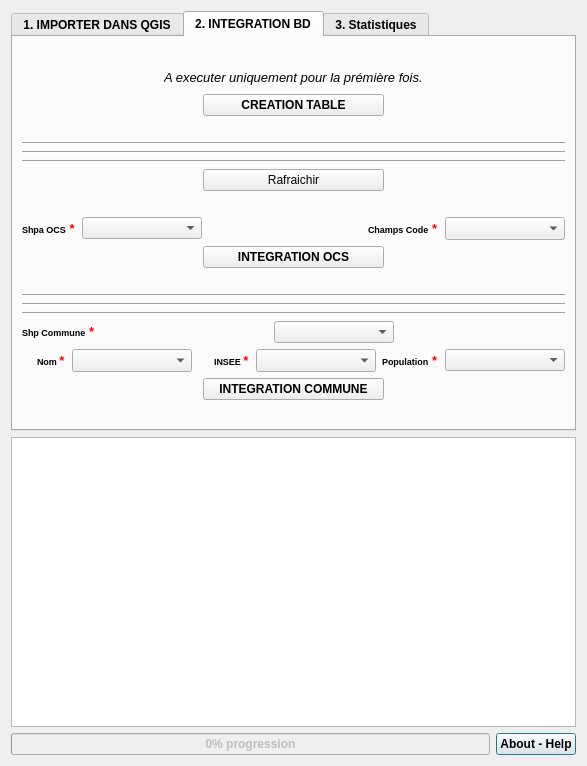
Before: the Qt Designer form interfaces/densite_dialog_base.ui in asoumarefr/Densite, drawn with Qt 5.
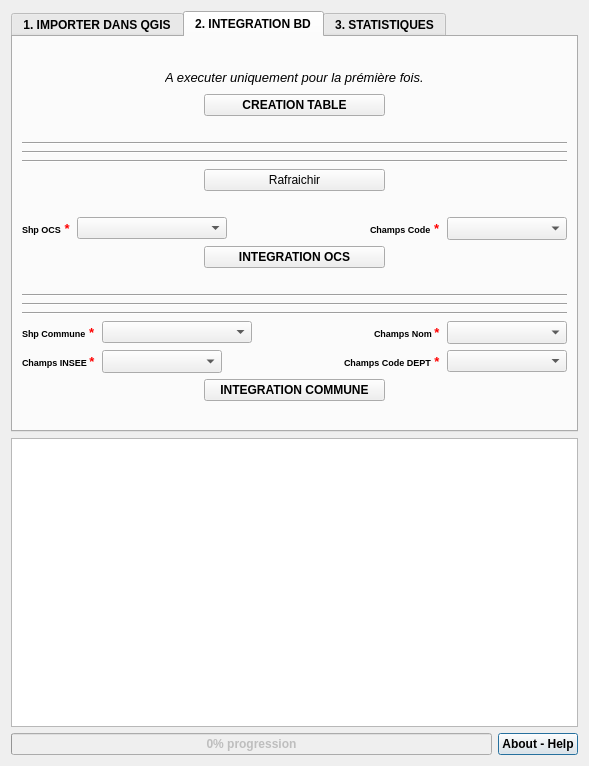
After: the same form once the commit is applied. The open tabs and pages were chosen to show the change. Icons and pictures are not drawn.

What changed in the file:
```diff
--- a/interfaces/densite_dialog_base.ui
+++ b/interfaces/densite_dialog_base.ui
@@ -9,7 +9,7 @@
    <rect>
     <x>0</x>
     <y>0</y>
-    <width>587</width>
+    <width>589</width>
     <height>766</height>
    </rect>
   </property>
@@ -411,24 +411,11 @@
              </property>
             </widget>
            </item>
-           <item>
-            <spacer name="horizontalSpacer_16">
-             <property name="orientation">
-              <enum>Qt::Horizontal</enum>
-             </property>
-             <property name="sizeHint" stdset="0">
-              <size>
-               <width>40</width>
-               <height>20</height>
-              </size>
-             </property>
-            </spacer>
-           </item>
            <item>
             <widget class="QComboBox" name="comboBox_tb_commune">
              <property name="minimumSize">
               <size>
-               <width>120</width>
+               <width>150</width>
                <height>0</height>
               </size>
              </property>
@@ -457,6 +444,55 @@
              </property>
             </spacer>
            </item>
+           <item>
+            <widget class="QLabel" name="label_Commune_6">
+             <property name="font">
+              <font>
+               <pointsize>7</pointsize>
+               <weight>75</weight>
+               <bold>true</bold>
+              </font>
+             </property>
+             <property name="text">
+              <string>&lt;html&gt;&lt;head/&gt;&lt;body&gt;&lt;p align=&quot;justify&quot;&gt;&lt;span style=&quot; font-family:'Sans Serif';&quot;&gt;Champs Nom &lt;/span&gt;&lt;span style=&quot; font-family:'Sans Serif'; font-size:10pt; color:#ff0000;&quot;&gt;*&lt;/span&gt;&lt;/p&gt;&lt;/body&gt;&lt;/html&gt;</string>
+             </property>
+            </widget>
+           </item>
+           <item>
+            <widget class="QComboBox" name="comboBoxChampsNom">
+             <property name="enabled">
+              <bool>true</bool>
+             </property>
+             <property name="minimumSize">
+              <size>
+               <width>120</width>
+               <height>0</height>
+              </size>
+             </property>
+             <property name="sizeIncrement">
+              <size>
+               <width>0</width>
+               <height>0</height>
+              </size>
+             </property>
+             <property name="baseSize">
+              <size>
+               <width>0</width>
+               <height>0</height>
+              </size>
+             </property>
+             <property name="font">
+              <font>
+               <pointsize>10</pointsize>
+               <weight>50</weight>
+               <bold>false</bold>
+              </font>
+             </property>
+             <property name="currentIndex">
+              <number>-1</number>
+             </property>
+            </widget>
+           </item>
           </layout>
          </item>
          <item row="1" column="0">
@@ -688,7 +724,7 @@
                 </font>
                </property>
                <property name="text">
-                <string>&lt;html&gt;&lt;head/&gt;&lt;body&gt;&lt;p align=&quot;justify&quot;&gt;&lt;span style=&quot; font-family:'Sans Serif';&quot;&gt;Shpa OCS&lt;/span&gt;&lt;span style=&quot; font-family:'Sans Serif'; font-size:10pt; color:#ff0000;&quot;&gt; *&lt;/span&gt;&lt;/p&gt;&lt;/body&gt;&lt;/html&gt;</string>
+                <string>&lt;html&gt;&lt;head/&gt;&lt;body&gt;&lt;p align=&quot;justify&quot;&gt;&lt;span style=&quot; font-family:'Sans Serif';&quot;&gt;Shp OCS&lt;/span&gt;&lt;span style=&quot; font-family:'Sans Serif'; font-size:10pt; color:#ff0000;&quot;&gt; *&lt;/span&gt;&lt;/p&gt;&lt;/body&gt;&lt;/html&gt;</string>
                </property>
               </widget>
              </item>
@@ -696,15 +732,23 @@
               <widget class="QComboBox" name="comboBox_tb_OCS">
                <property name="minimumSize">
                 <size>
-                 <width>120</width>
+                 <width>150</width>
                  <height>0</height>
                 </size>
                </property>
                <property name="font">
                 <font>
                  <pointsize>9</pointsize>
+                 <weight>75</weight>
+                 <bold>true</bold>
                 </font>
                </property>
+               <property name="iconSize">
+                <size>
+                 <width>16</width>
+                 <height>16</height>
+                </size>
+               </property>
                <item>
                 <property name="text">
                  <string/>
@@ -765,6 +809,8 @@
                <property name="font">
                 <font>
                  <pointsize>10</pointsize>
+                 <weight>50</weight>
+                 <bold>false</bold>
                 </font>
                </property>
                <property name="currentIndex">
@@ -842,79 +888,6 @@
          </item>
          <item row="6" column="0">
           <layout class="QHBoxLayout" name="horizontalLayout_19">
-           <item>
-            <spacer name="horizontalSpacer_43">
-             <property name="orientation">
-              <enum>Qt::Horizontal</enum>
-             </property>
-             <property name="sizeHint" stdset="0">
-              <size>
-               <width>40</width>
-               <height>20</height>
-              </size>
-             </property>
-            </spacer>
-           </item>
-           <item>
-            <widget class="QLabel" name="label_Commune_6">
-             <property name="font">
-              <font>
-               <pointsize>7</pointsize>
-               <weight>75</weight>
-               <bold>true</bold>
-              </font>
-             </property>
-             <property name="text">
-              <string>&lt;html&gt;&lt;head/&gt;&lt;body&gt;&lt;p align=&quot;justify&quot;&gt;&lt;span style=&quot; font-family:'Sans Serif';&quot;&gt;Nom &lt;/span&gt;&lt;span style=&quot; font-family:'Sans Serif'; font-size:10pt; color:#ff0000;&quot;&gt;*&lt;/span&gt;&lt;/p&gt;&lt;/body&gt;&lt;/html&gt;</string>
-             </property>
-            </widget>
-           </item>
-           <item>
-            <widget class="QComboBox" name="comboBoxChampsNom">
-             <property name="enabled">
-              <bool>true</bool>
-             </property>
-             <property name="minimumSize">
-              <size>
-               <width>120</width>
-               <height>0</height>
-              </size>
-             </property>
-             <property name="sizeIncrement">
-              <size>
-               <width>0</width>
-               <height>0</height>
-              </size>
-             </property>
-             <property name="baseSize">
-              <size>
-               <width>0</width>
-               <height>0</height>
-              </size>
-             </property>
-             <property name="font">
-              <font>
-               <pointsize>10</pointsize>
-              </font>
-             </property>
-             <property name="currentIndex">
-              <number>-1</number>
-             </property>
-            </widget>
-           </item>
-           <item>
-            <spacer name="horizontalSpacer_44">
-             <property name="orientation">
-              <enum>Qt::Horizontal</enum>
-             </property>
-             <property name="sizeHint" stdset="0">
-              <size>
-               <width>40</width>
-               <height>20</height>
-              </size>
-             </property>
-            </spacer>
-           </item>
            <item>
             <widget class="QLabel" name="label_Commune_7">
              <property name="font">
@@ -925,7 +898,7 @@
               </font>
              </property>
              <property name="text">
-              <string>&lt;html&gt;&lt;head/&gt;&lt;body&gt;&lt;p align=&quot;justify&quot;&gt;&lt;span style=&quot; font-family:'Sans Serif';&quot;&gt;INSEE &lt;/span&gt;&lt;span style=&quot; font-family:'Sans Serif'; font-size:10pt; color:#ff0000;&quot;&gt;*&lt;/span&gt;&lt;/p&gt;&lt;/body&gt;&lt;/html&gt;</string>
+              <string>&lt;html&gt;&lt;head/&gt;&lt;body&gt;&lt;p&gt;&lt;span style=&quot; font-family:'Sans Serif';&quot;&gt;Champs INSEE &lt;/span&gt;&lt;span style=&quot; font-family:'Sans Serif'; font-size:10pt; color:#ff0000;&quot;&gt;*&lt;/span&gt;&lt;/p&gt;&lt;/body&gt;&lt;/html&gt;</string>
              </property>
             </widget>
            </item>
@@ -955,6 +928,8 @@
              <property name="font">
               <font>
                <pointsize>10</pointsize>
+               <weight>50</weight>
+               <bold>false</bold>
               </font>
              </property>
              <property name="currentIndex">
@@ -962,6 +937,19 @@
              </property>
             </widget>
            </item>
+           <item>
+            <spacer name="horizontalSpacer_9">
+             <property name="orientation">
+              <enum>Qt::Horizontal</enum>
+             </property>
+             <property name="sizeHint" stdset="0">
+              <size>
+               <width>40</width>
+               <height>20</height>
+              </size>
+             </property>
+            </spacer>
+           </item>
            <item>
             <widget class="QLabel" name="label_19">
              <property name="font">
@@ -972,7 +960,7 @@
               </font>
              </property>
              <property name="text">
-              <string>&lt;html&gt;&lt;head/&gt;&lt;body&gt;&lt;p align=&quot;justify&quot;&gt;&lt;span style=&quot; font-family:'Sans Serif';&quot;&gt;Population&lt;/span&gt;&lt;span style=&quot; font-family:'Sans Serif'; font-size:10pt; color:#ff0000;&quot;&gt; *&lt;/span&gt;&lt;/p&gt;&lt;/body&gt;&lt;/html&gt;</string>
+              <string>&lt;html&gt;&lt;head/&gt;&lt;body&gt;&lt;p&gt;&lt;span style=&quot; font-family:'Sans Serif';&quot;&gt;Champs Code DEPT&lt;/span&gt;&lt;span style=&quot; font-family:'Sans Serif'; font-size:10pt; color:#ff0000;&quot;&gt; *&lt;/span&gt;&lt;/p&gt;&lt;/body&gt;&lt;/html&gt;</string>
              </property>
             </widget>
            </item>
@@ -987,6 +975,8 @@
              <property name="font">
               <font>
                <pointsize>9</pointsize>
+               <weight>50</weight>
+               <bold>false</bold>
               </font>
              </property>
              <item>
@@ -1004,7 +994,7 @@
      </widget>
      <widget class="QWidget" name="tab_remplacem_renforcem">
       <attribute name="title">
-       <string>3. Statistiques</string>
+       <string>3. STATISTIQUES</string>
       </attribute>
       <layout class="QGridLayout" name="gridLayout_13">
        <item row="2" column="0">
```
Left out of the diff: 18 changed lines with no effect on the pictures.
